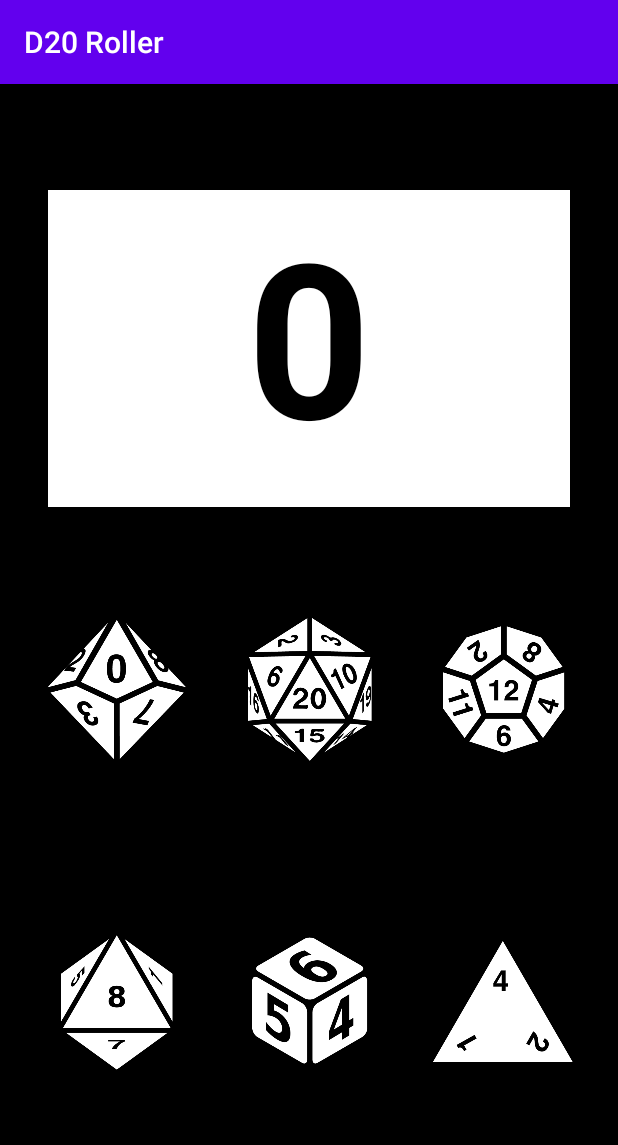
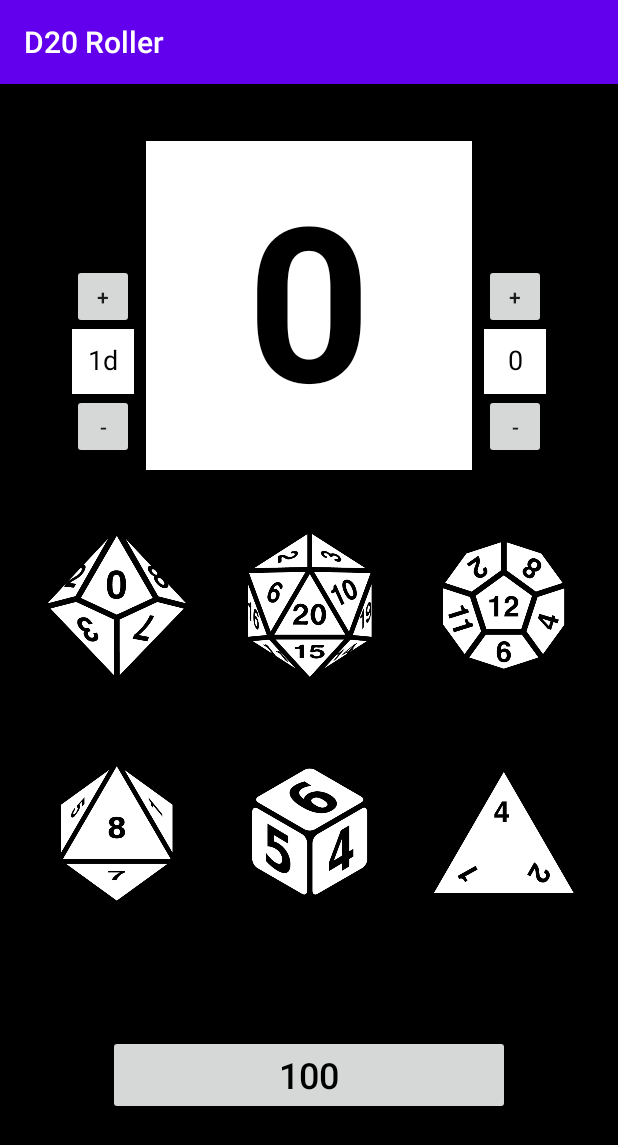
Before and after one commit to ggulcher/D20-Roller, an Android app: the screen it shows after launch (MainActivity), on a phone screen of 412 x 824 dp. Shown: the top 1145 px of the screen. Run offline under Robolectric (Android 15) with nearby library versions, the phone set to English and light mode, and no system bars.

Commit message:
Selectable Update
Added functionality to select number of dice rolled and bonus to dice roll.

```diff
--- a/D20Roller/app/src/main/java/com/example/d20roller/MainActivity.kt
+++ b/D20Roller/app/src/main/java/com/example/d20roller/MainActivity.kt
@@ -6,9 +6,28 @@ import androidx.appcompat.app.AppCompatActivity
 import kotlinx.android.synthetic.main.activity_main.*
 
 class MainActivity : AppCompatActivity(), View.OnClickListener {
+
+    private var numDice = 1
+    private var amountBonus = 0
+
     override fun onCreate(savedInstanceState: Bundle?) {
         super.onCreate(savedInstanceState)
         setContentView(R.layout.activity_main)
+
+        selectDice()
+        selectBonus()
+    }
+
+    private fun selectDice() {
+        numberDice.setText("${numDice}d")
+        diceAdd.setOnClickListener{ numberDice.setText("${numDice++}d") }
+        diceSubtract.setOnClickListener{ numberDice.setText("${numDice--}d") }
+    }
+
+    private fun selectBonus() {
+        rollBonus.setText("${amountBonus}")
+        bonusAdd.setOnClickListener{ rollBonus.setText("${amountBonus++}") }
+        bonusSubtract.setOnClickListener{ rollBonus.setText("${amountBonus--}") }
     }
 
     override fun onClick(v: View?) {
@@ -18,14 +37,14 @@ class MainActivity : AppCompatActivity(), View.OnClickListener {
             R.id.d8 -> 8
             R.id.d10 -> 10
             R.id.d12 -> 12
-            else -> 20
+            R.id.d20 -> 20
+            else -> 100
         }
 
         var dice = Dice(buttonValue)
-        var diceRoll = dice.roll()
+        var diceRoll = numDice * (dice.roll() + amountBonus)
 
         rollResult.setText(diceRoll.toString())
-
     }
 }
 
--- a/D20Roller/app/src/main/res/layout/activity_main.xml
+++ b/D20Roller/app/src/main/res/layout/activity_main.xml
@@ -9,9 +9,10 @@
 
     <TextView
         android:id="@+id/rollResult"
-        android:layout_width="348dp"
-        android:layout_height="211dp"
+        android:layout_width="217dp"
+        android:layout_height="219dp"
         android:background="@android:color/white"
+        android:padding="8dp"
         android:text="0"
         android:textAlignment="center"
         android:textColor="@android:color/black"
@@ -20,7 +21,8 @@
         app:layout_constraintBottom_toTopOf="@+id/d20"
         app:layout_constraintEnd_toEndOf="parent"
         app:layout_constraintStart_toStartOf="parent"
-        app:layout_constraintTop_toTopOf="parent" />
+        app:layout_constraintTop_toTopOf="parent"
+        app:layout_constraintVertical_bias="0.493" />
 
     <ImageButton
         android:id="@+id/d4"
@@ -34,8 +36,10 @@
         android:scaleType="fitCenter"
         app:layout_constraintBottom_toBottomOf="parent"
         app:layout_constraintEnd_toEndOf="parent"
+        app:layout_constraintHorizontal_bias="0.509"
         app:layout_constraintStart_toEndOf="@+id/d6"
         app:layout_constraintTop_toBottomOf="@+id/d12"
+        app:layout_constraintVertical_bias="0.175"
         app:srcCompat="@drawable/d4" />
 
     <ImageButton
@@ -52,6 +56,7 @@
         app:layout_constraintEnd_toEndOf="parent"
         app:layout_constraintStart_toStartOf="parent"
         app:layout_constraintTop_toBottomOf="@+id/d20"
+        app:layout_constraintVertical_bias="0.175"
         app:srcCompat="@drawable/d6" />
 
     <ImageButton
@@ -66,15 +71,17 @@
         android:scaleType="fitCenter"
         app:layout_constraintBottom_toBottomOf="parent"
         app:layout_constraintEnd_toStartOf="@+id/d6"
+        app:layout_constraintHorizontal_bias="0.509"
         app:layout_constraintStart_toStartOf="parent"
         app:layout_constraintTop_toBottomOf="@+id/d10"
+        app:layout_constraintVertical_bias="0.175"
         app:srcCompat="@drawable/d8" />
 
     <ImageButton
         android:id="@+id/d10"
         android:layout_width="103dp"
         android:layout_height="105dp"
-        android:layout_marginTop="352dp"
+        android:layout_marginTop="296dp"
         android:layout_weight="1"
         android:adjustViewBounds="true"
         android:contentDescription="@string/d10"
@@ -91,7 +98,7 @@
         android:id="@+id/d12"
         android:layout_width="103dp"
         android:layout_height="105dp"
-        android:layout_marginTop="352dp"
+        android:layout_marginTop="296dp"
         android:layout_weight="1"
         android:adjustViewBounds="true"
         android:contentDescription="@string/d12"
@@ -108,7 +115,7 @@
         android:id="@+id/d20"
         android:layout_width="103dp"
         android:layout_height="105dp"
-        android:layout_marginTop="352dp"
+        android:layout_marginTop="296dp"
         android:layout_weight="1"
         android:adjustViewBounds="true"
         android:contentDescription="@string/d20"
@@ -120,4 +127,112 @@
         app:layout_constraintTop_toTopOf="parent"
         app:srcCompat="@drawable/d20" />
 
+    <Button
+        android:id="@+id/d100"
+        android:layout_width="268dp"
+        android:layout_height="53dp"
+        android:text="@string/d100"
+        android:textColor="@android:color/black"
+        android:textSize="24sp"
+        android:onClick="onClick"
+        app:layout_constraintBottom_toBottomOf="parent"
+        app:layout_constraintEnd_toEndOf="parent"
+        app:layout_constraintStart_toStartOf="parent"
+        app:layout_constraintTop_toBottomOf="@+id/d6" />
+
+    <TextView
+        android:id="@+id/numberDice"
+        android:layout_width="41dp"
+        android:layout_height="43dp"
+        android:layout_marginRight="8dp"
+        android:background="@android:color/white"
+        android:ems="10"
+        android:inputType="number"
+        android:paddingTop="8dp"
+        android:textAlignment="center"
+        android:textColor="@android:color/black"
+        android:textSize="18sp"
+        app:layout_constraintBottom_toBottomOf="parent"
+        app:layout_constraintEnd_toStartOf="@+id/rollResult"
+        app:layout_constraintHorizontal_bias="1.0"
+        app:layout_constraintStart_toStartOf="parent"
+        app:layout_constraintTop_toTopOf="parent"
+        app:layout_constraintVertical_bias="0.225" />
+
+    <TextView
+        android:id="@+id/rollBonus"
+        android:layout_width="41dp"
+        android:layout_height="43dp"
+        android:layout_marginLeft="8dp"
+        android:background="@android:color/white"
+        android:ems="10"
+        android:inputType="number"
+        android:paddingTop="8dp"
+        android:textAlignment="center"
+        android:textColor="@android:color/black"
+        android:textSize="18sp"
+        app:layout_constraintBottom_toBottomOf="parent"
+        app:layout_constraintEnd_toEndOf="parent"
+        app:layout_constraintHorizontal_bias="0.0"
+        app:layout_constraintStart_toEndOf="@+id/rollResult"
+        app:layout_constraintTop_toTopOf="parent"
+        app:layout_constraintVertical_bias="0.225" />
+
+    <Button
+        android:id="@+id/diceAdd"
+        android:layout_width="41dp"
+        android:layout_height="43dp"
+        android:layout_marginRight="8dp"
+        android:text="+"
+        android:textAlignment="center"
+        app:layout_constraintBottom_toTopOf="@+id/numberDice"
+        app:layout_constraintEnd_toStartOf="@+id/rollResult"
+        app:layout_constraintHorizontal_bias="1.0"
+        app:layout_constraintStart_toStartOf="parent"
+        app:layout_constraintTop_toTopOf="parent"
+        app:layout_constraintVertical_bias="1.0" />
+
+    <Button
+        android:id="@+id/diceSubtract"
+        android:layout_width="41dp"
+        android:layout_height="43dp"
+        android:layout_marginRight="8dp"
+        android:text="-"
+        android:textAlignment="center"
+        app:layout_constraintBottom_toBottomOf="parent"
+        app:layout_constraintEnd_toStartOf="@+id/rollResult"
+        app:layout_constraintHorizontal_bias="1.0"
+        app:layout_constraintStart_toStartOf="parent"
+        app:layout_constraintTop_toBottomOf="@+id/numberDice"
+        app:layout_constraintVertical_bias="0.0" />
+
+    <Button
+        android:id="@+id/bonusAdd"
+        android:layout_width="41dp"
+        android:layout_height="43dp"
+        android:layout_marginLeft="8dp"
+        android:text="+"
+        android:textAlignment="center"
+        app:layout_constraintBottom_toTopOf="@+id/rollBonus"
+        app:layout_constraintEnd_toEndOf="parent"
+        app:layout_constraintHorizontal_bias="0.0"
+        app:layout_constraintStart_toEndOf="@+id/rollResult"
+        app:layout_constraintTop_toTopOf="parent"
+        app:layout_constraintVertical_bias="1.0" />
+
+    <Button
+        android:id="@+id/bonusSubtract"
+        android:layout_width="41dp"
+        android:layout_height="43dp"
+        android:layout_marginLeft="8dp"
+        android:text="-"
+        android:textAlignment="center"
+        app:layout_constraintBottom_toBottomOf="parent"
+        app:layout_constraintEnd_toEndOf="parent"
+        app:layout_constraintHorizontal_bias="0.0"
+        app:layout_constraintStart_toEndOf="@+id/rollResult"
+        app:layout_constraintTop_toBottomOf="@+id/rollBonus"
+        app:layout_constraintVertical_bias="0.0" />
+
+
 </androidx.constraintlayout.widget.ConstraintLayout>
--- a/D20Roller/app/src/main/res/values/strings.xml
+++ b/D20Roller/app/src/main/res/values/strings.xml
@@ -6,4 +6,5 @@
     <string name="d10">10</string>
     <string name="d12">12</string>
     <string name="d20">20</string>
+    <string name="d100">100</string>
 </resources>
--- a/D20Roller/build.gradle
+++ b/D20Roller/build.gradle
@@ -6,7 +6,7 @@ buildscript {
         jcenter()
     }
     dependencies {
-        classpath 'com.android.tools.build:gradle:4.0.2'
+        classpath 'com.android.tools.build:gradle:4.1.0'
         classpath "org.jetbrains.kotlin:kotlin-gradle-plugin:$kotlin_version"
 
         // NOTE: Do not place your application dependencies here; they belong
```
Also changed, not shown: D20Roller/gradle/wrapper/gradle-wrapper.properties.
